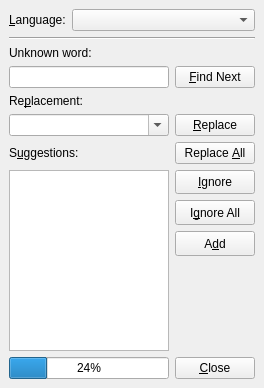
Before: the Qt Designer form src/frontends/qt4/ui/SpellcheckerUi.ui in cburschka/lyx, drawn with Qt 5.
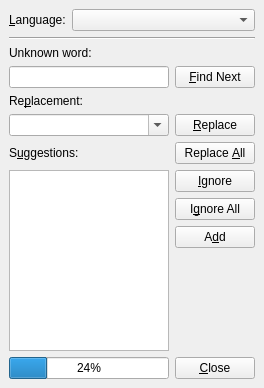
After: the same form once the commit is applied.

Commit message: back to a version broken for Mac but working on other platforms

The edit to the form file:
```diff
--- a/src/frontends/qt4/ui/SpellcheckerUi.ui
+++ b/src/frontends/qt4/ui/SpellcheckerUi.ui
@@ -131,6 +131,12 @@
     </item>
     <item row="6" column="0">
      <widget class="QLabel" name="TextLabel2">
+      <property name="sizePolicy">
+       <sizepolicy hsizetype="Preferred" vsizetype="Maximum">
+        <horstretch>0</horstretch>
+        <verstretch>0</verstretch>
+       </sizepolicy>
+      </property>
       <property name="text">
        <string>S&amp;uggestions:</string>
       </property>
@@ -161,9 +167,9 @@
     <item row="7" column="1">
      <widget class="QPushButton" name="ignorePB">
       <property name="sizePolicy">
-       <sizepolicy hsizetype="Preferred" vsizetype="Preferred">
-        <horstretch>0</horstretch>
-        <verstretch>0</verstretch>
+       <sizepolicy hsizetype="Preferred" vsizetype="Maximum">
+        <horstretch>100</horstretch>
+        <verstretch>32</verstretch>
        </sizepolicy>
       </property>
       <property name="toolTip">
@@ -177,9 +183,9 @@
     <item row="8" column="1">
      <widget class="QPushButton" name="ignoreAllPB">
       <property name="sizePolicy">
-       <sizepolicy hsizetype="Preferred" vsizetype="Preferred">
-        <horstretch>0</horstretch>
-        <verstretch>0</verstretch>
+       <sizepolicy hsizetype="Preferred" vsizetype="Maximum">
+        <horstretch>100</horstretch>
+        <verstretch>32</verstretch>
        </sizepolicy>
       </property>
       <property name="toolTip">
@@ -193,9 +199,9 @@
     <item row="9" column="1">
      <widget class="QPushButton" name="addPB">
       <property name="sizePolicy">
-       <sizepolicy hsizetype="Preferred" vsizetype="Preferred">
-        <horstretch>0</horstretch>
-        <verstretch>0</verstretch>
+       <sizepolicy hsizetype="Preferred" vsizetype="Maximum">
+        <horstretch>100</horstretch>
+        <verstretch>32</verstretch>
        </sizepolicy>
       </property>
       <property name="toolTip">
@@ -212,7 +218,7 @@
        <enum>Qt::Vertical</enum>
       </property>
       <property name="sizeType">
-       <enum>QSizePolicy::Preferred</enum>
+       <enum>QSizePolicy::Expanding</enum>
       </property>
       <property name="sizeHint" stdset="0">
        <size>
```
Left out of the diff: 16 changed lines with no effect on the pictures.
